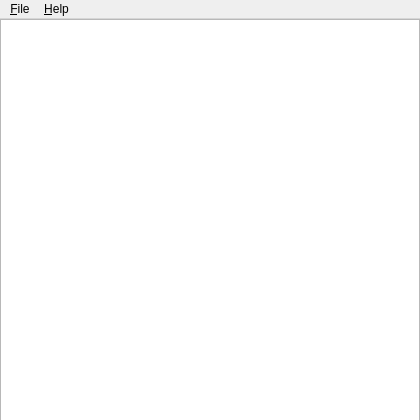
This is graphic.ui in Javieracost/game_of_life as Qt 5 draws it before an edit. The edited form follows.
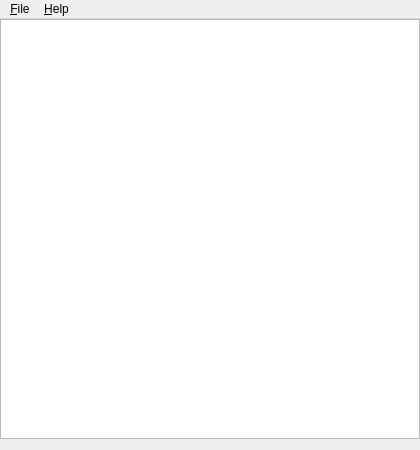
This is the edited form.

Commit message: Added abstraction layer between the UI and the game's grid > Started separating logic and graphics layers

Patch:
```diff
--- a/graphic.ui
+++ b/graphic.ui
@@ -7,7 +7,7 @@
     <x>0</x>
     <y>0</y>
     <width>420</width>
-    <height>420</height>
+    <height>450</height>
    </rect>
   </property>
   <property name="sizePolicy">
@@ -41,14 +41,6 @@
       <verstretch>0</verstretch>
      </sizepolicy>
     </property>
-    <property name="sceneRect">
-     <rectf>
-      <x>0.000000000000000</x>
-      <y>0.000000000000000</y>
-      <width>400.000000000000000</width>
-      <height>400.000000000000000</height>
-     </rectf>
-    </property>
    </widget>
   </widget>
   <widget class="QMenuBar" name="menubar">
```
The commit also changes 2 other files.
